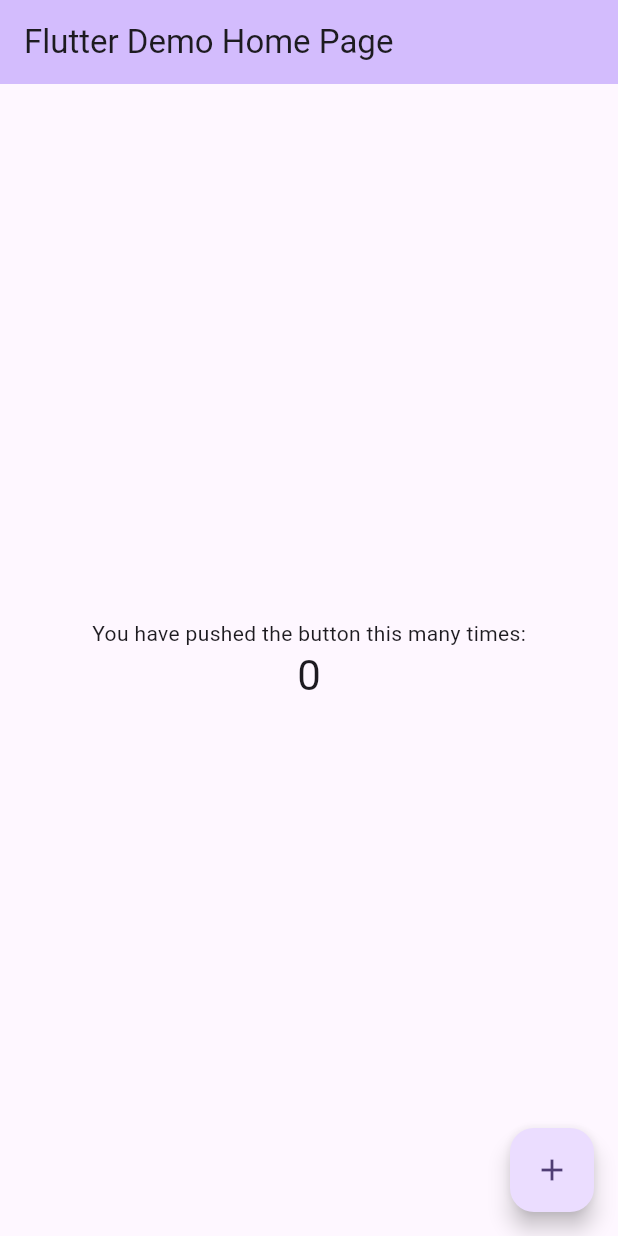
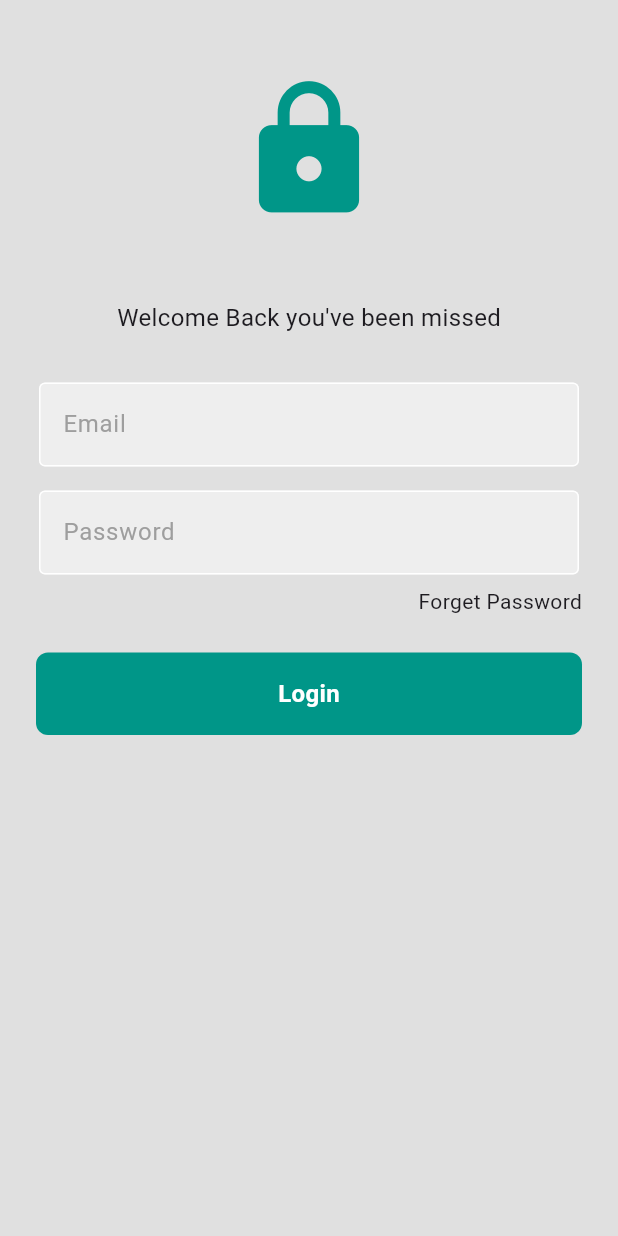
Before and after one commit to BugMaker69/YAT, a Flutter app: the screen it shows after launch, on a phone screen of 412 x 824 dp. Run offline on Flutter 3.47's test engine with Material 3 defaults, Android fonts, the phone set to English and light mode, and no system bars.

Commit message:
Create Initial Login

```diff
--- a/flutter_project/flutter_project/lib/main.dart
+++ b/flutter_project/flutter_project/lib/main.dart
@@ -1,4 +1,5 @@
 import 'package:flutter/material.dart';
+import 'package:flutter_project/screens/login_screen.dart';
 
 void main() {
   runApp(const MyApp());
@@ -7,119 +8,16 @@ void main() {
 class MyApp extends StatelessWidget {
   const MyApp({super.key});
 
-  // This widget is the root of your application.
   @override
   Widget build(BuildContext context) {
     return MaterialApp(
+      debugShowCheckedModeBanner: false,
       title: 'Flutter Demo',
       theme: ThemeData(
-        // This is the theme of your application.
-        //
-        // TRY THIS: Try running your application with "flutter run". You'll see
-        // the application has a blue toolbar. Then, without quitting the app,
-        // try changing the seedColor in the colorScheme below to Colors.green
-        // and then invoke "hot reload" (save your changes or press the "hot
-        // reload" button in a Flutter-supported IDE, or press "r" if you used
-        // the command line to start the app).
-        //
-        // Notice that the counter didn't reset back to zero; the application
-        // state is not lost during the reload. To reset the state, use hot
-        // restart instead.
-        //
-        // This works for code too, not just values: Most code changes can be
-        // tested with just a hot reload.
         colorScheme: ColorScheme.fromSeed(seedColor: Colors.deepPurple),
         useMaterial3: true,
       ),
-      home: const MyHomePage(title: 'Flutter Demo Home Page'),
+      home: LoginScreen(),
     );
   }
 }
-
-class MyHomePage extends StatefulWidget {
-  const MyHomePage({super.key, required this.title});
-
-  // This widget is the home page of your application. It is stateful, meaning
-  // that it has a State object (defined below) that contains fields that affect
-  // how it looks.
-
-  // This class is the configuration for the state. It holds the values (in this
-  // case the title) provided by the parent (in this case the App widget) and
-  // used by the build method of the State. Fields in a Widget subclass are
-  // always marked "final".
-
-  final String title;
-
-  @override
-  State<MyHomePage> createState() => _MyHomePageState();
-}
-
-class _MyHomePageState extends State<MyHomePage> {
-  int _counter = 0;
-
-  void _incrementCounter() {
-    setState(() {
-      // This call to setState tells the Flutter framework that something has
-      // changed in this State, which causes it to rerun the build method below
-      // so that the display can reflect the updated values. If we changed
-      // _counter without calling setState(), then the build method would not be
-      // called again, and so nothing would appear to happen.
-      _counter++;
-    });
-  }
-
-  @override
-  Widget build(BuildContext context) {
-    // This method is rerun every time setState is called, for instance as done
-    // by the _incrementCounter method above.
-    //
-    // The Flutter framework has been optimized to make rerunning build methods
-    // fast, so that you can just rebuild anything that needs updating rather
-    // than having to individually change instances of widgets.
-    return Scaffold(
-      appBar: AppBar(
-        // TRY THIS: Try changing the color here to a specific color (to
-        // Colors.amber, perhaps?) and trigger a hot reload to see the AppBar
-        // change color while the other colors stay the same.
-        backgroundColor: Theme.of(context).colorScheme.inversePrimary,
-        // Here we take the value from the MyHomePage object that was created by
-        // the App.build method, and use it to set our appbar title.
-        title: Text(widget.title),
-      ),
-      body: Center(
-        // Center is a layout widget. It takes a single child and positions it
-        // in the middle of the parent.
-        child: Column(
-          // Column is also a layout widget. It takes a list of children and
-          // arranges them vertically. By default, it sizes itself to fit its
-          // children horizontally, and tries to be as tall as its parent.
-          //
-          // Column has various properties to control how it sizes itself and
-          // how it positions its children. Here we use mainAxisAlignment to
-          // center the children vertically; the main axis here is the vertical
-          // axis because Columns are vertical (the cross axis would be
-          // horizontal).
-          //
-          // TRY THIS: Invoke "debug painting" (choose the "Toggle Debug Paint"
-          // action in the IDE, or press "p" in the console), to see the
-          // wireframe for each widget.
-          mainAxisAlignment: MainAxisAlignment.center,
-          children: <Widget>[
-            const Text(
-              'You have pushed the button this many times:',
-            ),
-            Text(
-              '$_counter',
-              style: Theme.of(context).textTheme.headlineMedium,
-            ),
-          ],
-        ),
-      ),
-      floatingActionButton: FloatingActionButton(
-        onPressed: _incrementCounter,
-        tooltip: 'Increment',
-        child: const Icon(Icons.add),
-      ), // This trailing comma makes auto-formatting nicer for build methods.
-    );
-  }
-}
--- /dev/null
+++ b/flutter_project/flutter_project/lib/screens/login_screen.dart
@@ -0,0 +1,60 @@
+import 'package:flutter/material.dart';
+import 'package:flutter_project/widgets/my_button.dart';
+import 'package:flutter_project/widgets/my_text_field.dart';
+
+class LoginScreen extends StatelessWidget {
+  LoginScreen({super.key});
+
+  final emailController = TextEditingController();
+  final passwordController = TextEditingController();
+
+  @override
+  Widget build(BuildContext context) {
+    return Scaffold(
+      backgroundColor: Colors.grey.shade300,
+      body: SafeArea(
+        child: Column(
+          children: [
+            SizedBox(height: 50),
+            Icon(
+              Icons.lock,
+              size: 100,
+              color: Colors.teal,
+            ),
+            SizedBox(height: 50),
+            Text(
+              "Welcome Back you've been missed",
+              style: TextStyle(
+                fontSize: 16,
+              ),
+            ),
+            SizedBox(height: 24),
+            MyTextField(
+              hintText: "Email",
+              obscureText: false,
+              controller: emailController,
+            ),
+            MyTextField(
+              hintText: "Password",
+              obscureText: true,
+              controller: passwordController,
+            ),
+            Row(
+              mainAxisAlignment: MainAxisAlignment.end,
+              children: [
+                Padding(
+                  padding: const EdgeInsets.symmetric(horizontal: 24),
+                  child: Text("Forget Password"),
+                ),
+              ],
+            ),
+            MyButton(
+              text: "Login",
+              onTap: () {},
+            ),
+          ],
+        ),
+      ),
+    );
+  }
+}
--- /dev/null
+++ b/flutter_project/flutter_project/lib/widgets/my_button.dart
@@ -0,0 +1,35 @@
+import 'package:flutter/material.dart';
+
+class MyButton extends StatelessWidget {
+  final String text;
+  final Function()? onTap;
+
+  const MyButton({super.key, required this.text, this.onTap});
+
+  @override
+  Widget build(BuildContext context) {
+    return GestureDetector(
+      onTap: onTap,
+      child: Container(
+        margin: EdgeInsets.all(24),
+        decoration: BoxDecoration(
+          color: Colors.teal,
+          borderRadius: BorderRadius.circular(8),
+        ),
+        child: Padding(
+          padding: const EdgeInsets.all(16.0),
+          child: Center(
+            child: Text(
+              text,
+              style: TextStyle(
+                color: Colors.white,
+                fontSize: 16,
+                fontWeight: FontWeight.bold,
+              ),
+            ),
+          ),
+        ),
+      ),
+    );
+  }
+}
--- /dev/null
+++ b/flutter_project/flutter_project/lib/widgets/my_text_field.dart
@@ -0,0 +1,41 @@
+import 'package:flutter/material.dart';
+
+class MyTextField extends StatelessWidget {
+  final TextEditingController controller;
+  final String hintText;
+  final bool obscureText;
+
+  const MyTextField({
+    super.key,
+    required this.controller,
+    required this.hintText,
+    required this.obscureText,
+  });
+
+  @override
+  Widget build(BuildContext context) {
+    return Padding(
+      padding: const EdgeInsets.symmetric(horizontal: 26, vertical: 8),
+      child: TextFormField(
+        obscureText: obscureText,
+        controller: controller,
+        decoration: InputDecoration(
+          hintText: hintText,
+          hintStyle: TextStyle(color: Colors.grey.shade500),
+          enabledBorder: OutlineInputBorder(
+            borderSide: BorderSide(
+              color: Colors.white,
+            ),
+          ),
+          focusedBorder: OutlineInputBorder(
+            borderSide: BorderSide(
+              color: Colors.teal,
+            ),
+          ),
+          fillColor: Colors.grey.shade200,
+          filled: true,
+        ),
+      ),
+    );
+  }
+}
--- a/flutter_project/flutter_project/pubspec.yaml
+++ b/flutter_project/flutter_project/pubspec.yaml
@@ -59,8 +59,8 @@ flutter:
   uses-material-design: true
 
   # To add assets to your application, add an assets section, like this:
-  # assets:
-  #   - images/a_dot_burr.jpeg
+  assets:
+    - assets/images/
   #   - images/a_dot_ham.jpeg
 
   # An image asset can refer to one or more resolution-specific "variants", see
```
